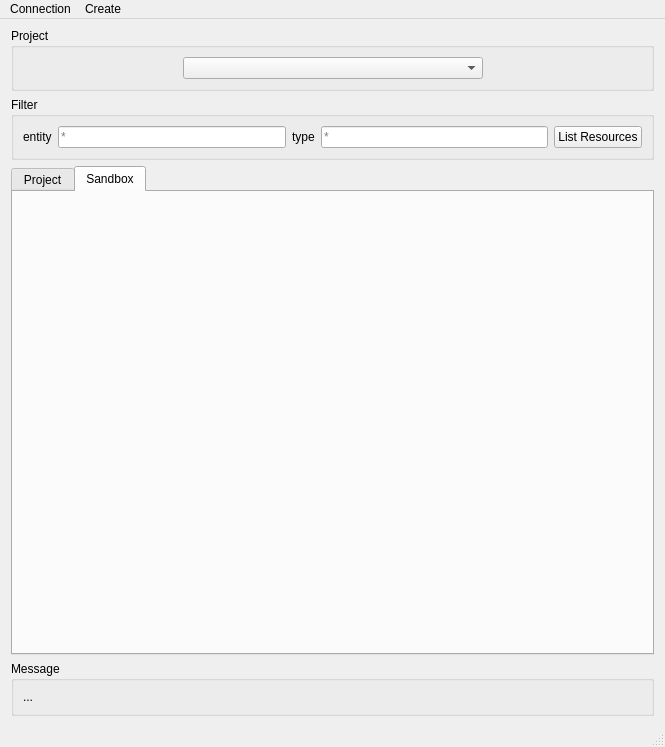
First picture: the form in qti/main_window.ui, repository dddjef/pulse, before the edit.
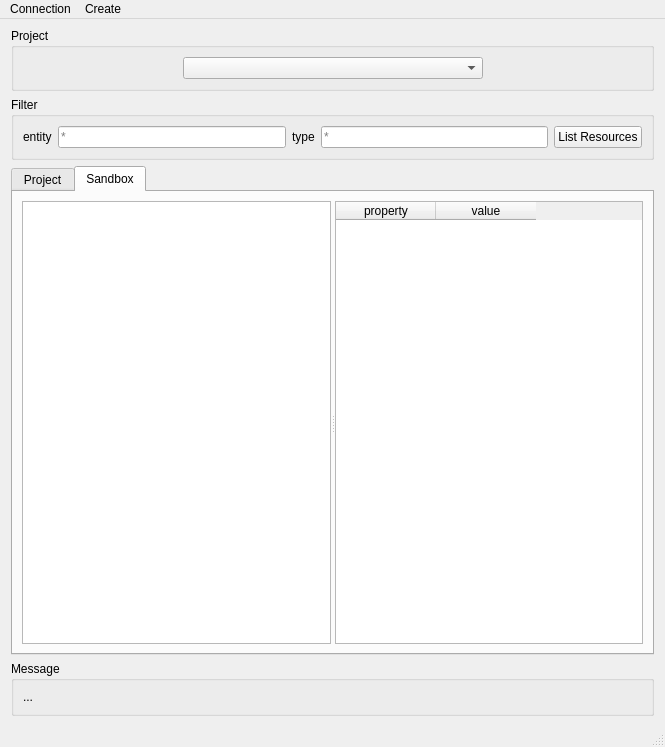
Second picture: the form after the edit. The open tabs and pages were chosen to show the change.

Commit message: display sandbox treeview and details

The edit to the form file:
```diff
--- a/qti/main_window.ui
+++ b/qti/main_window.ui
@@ -182,6 +182,46 @@
        <attribute name="title">
         <string>Sandbox</string>
        </attribute>
+       <layout class="QVBoxLayout" name="verticalLayout_3">
+        <item>
+         <widget class="QSplitter" name="splitter_2">
+          <property name="orientation">
+           <enum>Qt::Horizontal</enum>
+          </property>
+          <widget class="QTreeWidget" name="sandbox_treeWidget">
+           <property name="rootIsDecorated">
+            <bool>true</bool>
+           </property>
+           <property name="headerHidden">
+            <bool>true</bool>
+           </property>
+           <column>
+            <property name="text">
+             <string>projet</string>
+            </property>
+           </column>
+          </widget>
+          <widget class="QTableWidget" name="sandbox_tableWidget">
+           <property name="autoFillBackground">
+            <bool>false</bool>
+           </property>
+           <attribute name="verticalHeaderVisible">
+            <bool>false</bool>
+           </attribute>
+           <column>
+            <property name="text">
+             <string>property</string>
+            </property>
+           </column>
+           <column>
+            <property name="text">
+             <string>value</string>
+            </property>
+           </column>
+          </widget>
+         </widget>
+        </item>
+       </layout>
       </widget>
      </widget>
     </item>
```
Left out of the diff: 4 changed lines with no effect on the pictures. The commit also changes 1 other file.
